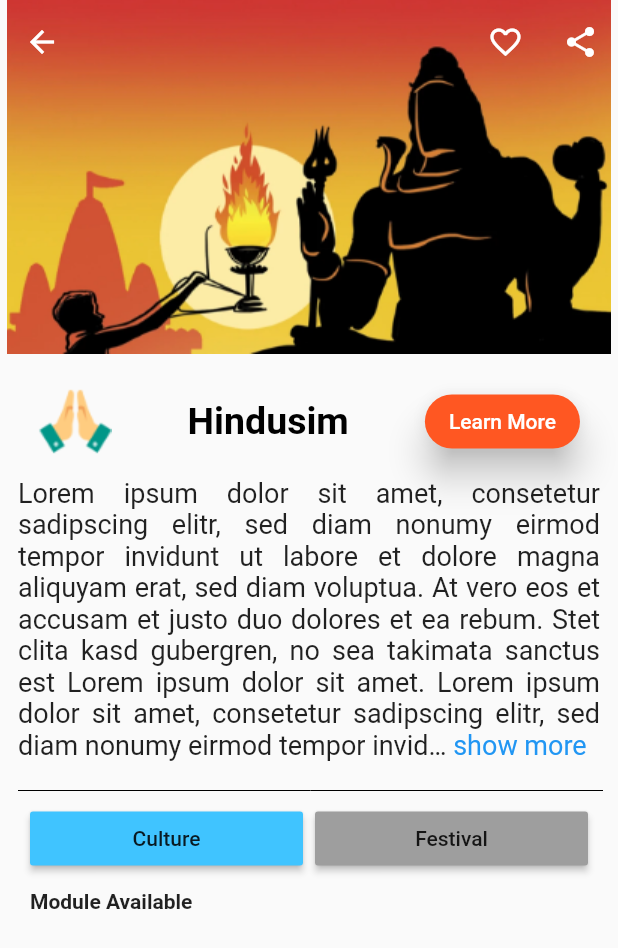
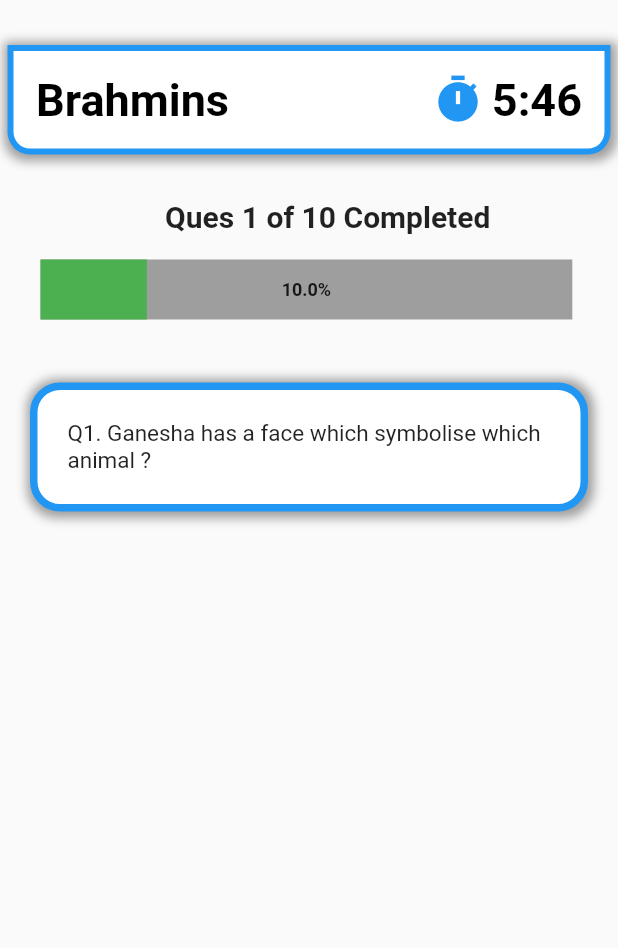
Before and after one commit to DivyanshTamrakar/Dharma_Menia, a Flutter app: the CardInformation screen opened directly, after a tap on "Culture", on a phone screen of 412 x 824 dp. Shown: the top 948 px of the screen. Run offline on Flutter 3.47's test engine with Material 2 defaults, Android fonts, the light colour scheme and no system bars; drawn by our look-alikes of expandable_text, percent_indicator.

Commit message:
feat: add new screen and designed it

```diff
--- a/lib/cardinformation.dart
+++ b/lib/cardinformation.dart
@@ -1,3 +1,4 @@
+import 'package:dharma_mania/quiz_screen.dart';
 import 'package:expandable_text/expandable_text.dart';
 import 'package:flutter/widgets.dart';
 
@@ -103,9 +104,12 @@ class _CardInformationState extends State<CardInformation> {
                       child: RaisedButton(
                         color: button_one ? Colors.lightBlueAccent : Colors.grey,
                         onPressed: () {
+
                           setState(() {
                             button_one = !button_one;
                           });
+                          Navigator.of(context).push(MaterialPageRoute(
+                              builder: (BuildContext context) => QuizScreen()));
                         },
                         child: Text("Culture"),
                       )),
--- /dev/null
+++ b/lib/quiz_screen.dart
@@ -0,0 +1,122 @@
+import 'package:flutter/cupertino.dart';
+import 'package:flutter/material.dart';
+import 'package:percent_indicator/linear_percent_indicator.dart';
+
+class QuizScreen extends StatefulWidget {
+  _QuizScreenState createState() => _QuizScreenState();
+}
+
+class _QuizScreenState extends State<QuizScreen> {
+  @override
+  Widget build(BuildContext context) {
+    return Scaffold(
+      body: Column(
+        children: [
+          Container(
+            decoration: BoxDecoration(
+              boxShadow: [
+                BoxShadow(
+                  color: Colors.grey,
+                  blurRadius: 5.0, // soften the shadow
+                  spreadRadius: 3.0, //extend the shadow
+                  offset: Offset(
+                    1.0, // Move to right 10  horizontally
+                    1.0, // Move to bottom 5 Vertically
+                  ),
+                )
+              ],
+              borderRadius: BorderRadius.only(
+                  bottomRight: Radius.circular(15),
+                  bottomLeft: Radius.circular(15)),
+              border: Border.all(color: Colors.blue, width: 4.0),
+              color: Colors.white,
+            ),
+            margin: EdgeInsets.fromLTRB(5, 30.0, 5, 0),
+            padding: EdgeInsets.all(15.0),
+            child: Row(
+              mainAxisAlignment: MainAxisAlignment.spaceBetween,
+              children: [
+                Text(
+                  "Brahmins",
+                  style: TextStyle(
+                      color: Colors.black,
+                      fontSize: 30.0,
+                      fontWeight: FontWeight.bold),
+                ),
+                Row(
+                  children: [
+                    SizedBox(
+                        width: 45.0,
+                        child: Icon(
+                          Icons.timer,
+                          size: 35.0,
+                          color: Colors.blue,
+                        )),
+                    Text(
+                      "5:46",
+                      style: TextStyle(
+                          color: Colors.black,
+                          fontSize: 30.0,
+                          fontWeight: FontWeight.bold),
+                    ),
+                  ],
+                ),
+              ],
+            ),
+          ),
+          Container(
+            alignment: Alignment.center,
+            margin: EdgeInsets.only(top: 30.0, left: 25.0),
+            child: Text(
+              "Ques 1 of 10 Completed",
+              style: TextStyle(fontSize: 20.0, fontWeight: FontWeight.bold),
+            ),
+          ),
+          Container(
+            margin: EdgeInsets.only(left: 15.0, top: 15.0),
+            padding: EdgeInsets.all(2.0),
+            child: new LinearPercentIndicator(
+              width: MediaQuery.of(context).size.width / 1.1,
+              lineHeight: 40.0,
+              percent: 0.2,
+              center: Text(
+                "10.0%",
+                style:
+                    new TextStyle(fontSize: 12.0, fontWeight: FontWeight.bold),
+              ),
+              // trailing: Icon(Icons.mood),
+              linearStrokeCap: LinearStrokeCap.butt,
+              backgroundColor: Colors.grey,
+              progressColor: Colors.green,
+            ),
+          ),
+          Container(
+            margin: EdgeInsets.only(top: 40.0, left: 20.0, right: 20.0),
+            padding: EdgeInsets.all(20.0),
+            decoration: BoxDecoration(
+              boxShadow: [
+                BoxShadow(
+                  color: Colors.grey,
+                  blurRadius: 5.0, // soften the shadow
+                  spreadRadius: 3.0, //extend the shadow
+                  offset: Offset(
+                    1.0, // Move to right 10  horizontally
+                    1.0, // Move to bottom 5 Vertically
+                  ),
+                )
+              ],
+              borderRadius: BorderRadius.circular(20.0),
+              border: Border.all(color: Colors.blue, width: 5.0),
+              color: Colors.white,
+            ),
+            child: Column(
+              children: [
+                Text("Q1. Ganesha has a face which symbolise which animal ?",style: TextStyle(fontSize: 15.0),)
+              ],
+            ),
+          )
+        ],
+      ),
+    );
+  }
+}
```
